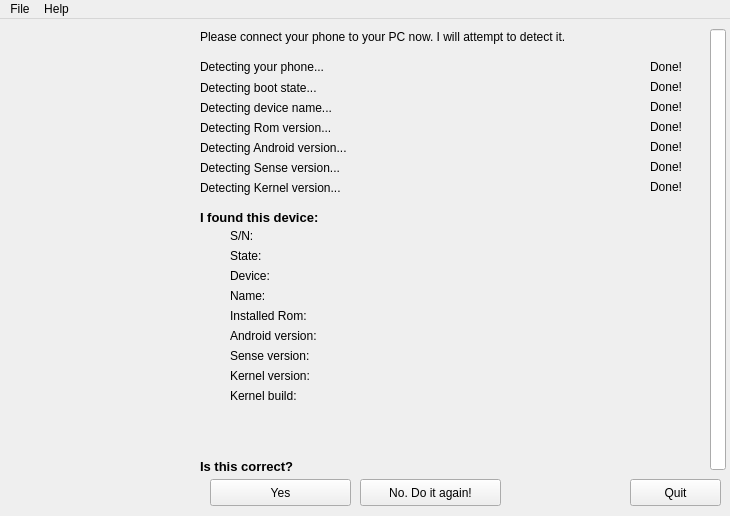
Old version of the form detect.ui in the repository showp1984/bricked-installer.
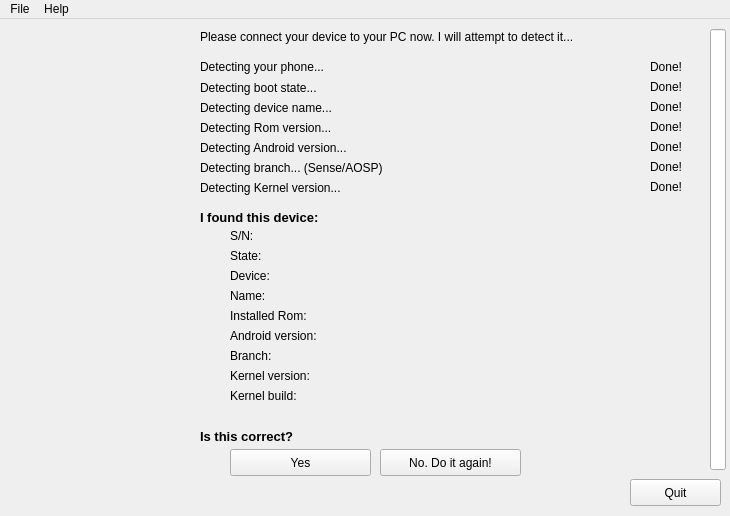
New version of the form. Icons and pictures are not drawn.

Commit message:
detect: rename sense to branch
this will also show aosp stuff in the future, so the old name is
simply incorrect.

What changed in the file:
```diff
--- a/detect.ui
+++ b/detect.ui
@@ -66,7 +66,7 @@
      </rect>
     </property>
     <property name="text">
-     <string>Please connect your phone to your PC now. I will attempt to detect it.</string>
+     <string>Please connect your device to your PC now. I will attempt to detect it...</string>
     </property>
    </widget>
    <widget class="QProgressBar" name="bar_detectphone">
@@ -165,7 +165,7 @@
      </rect>
     </property>
     <property name="text">
-     <string>Detecting Sense version...</string>
+     <string>Detecting branch... (Sense/AOSP)</string>
     </property>
    </widget>
    <widget class="QLabel" name="lbl_donephone">
@@ -353,7 +353,7 @@
      </rect>
     </property>
     <property name="text">
-     <string>Sense version:</string>
+     <string>Branch:</string>
     </property>
     <property name="alignment">
      <set>Qt::AlignLeading|Qt::AlignLeft|Qt::AlignTop</set>
@@ -475,7 +475,7 @@
     <property name="geometry">
      <rect>
       <x>200</x>
-      <y>440</y>
+      <y>410</y>
       <width>131</width>
       <height>16</height>
      </rect>
@@ -491,8 +491,8 @@
    <widget class="QPushButton" name="btn_yes">
     <property name="geometry">
      <rect>
-      <x>210</x>
-      <y>460</y>
+      <x>230</x>
+      <y>430</y>
       <width>141</width>
       <height>27</height>
      </rect>
@@ -504,8 +504,8 @@
    <widget class="QPushButton" name="btn_no">
     <property name="geometry">
      <rect>
-      <x>360</x>
-      <y>460</y>
+      <x>380</x>
+      <y>430</y>
       <width>141</width>
       <height>27</height>
      </rect>
```
Left out of the diff: 8 changed lines with no effect on the pictures. The commit also changes 5 other files.
